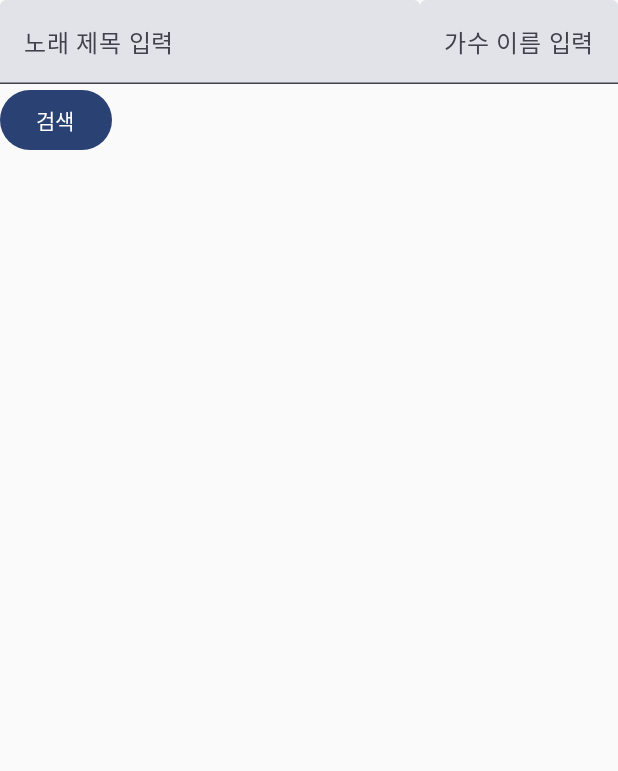
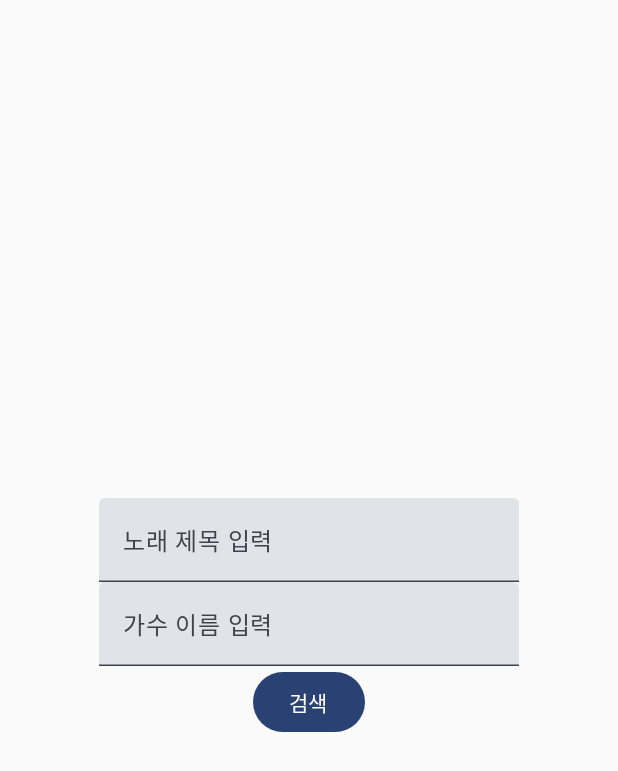
Before and after one commit to Han-418/songLyicsTranslation, an Android app built with Jetpack Compose: the screen it shows after launch (MainActivity), on a phone screen of 412 x 824 dp. Shown: the top 771 px of the screen. Run offline under Robolectric (Android 15) with nearby library versions, the phone set to English and light mode, and no system bars; our stand-ins replace Room's generated code.

Commit message:
Update: 24.01.06 11:10

```diff
--- /dev/null
+++ b/app/src/main/java/com/intel_Jan03/songlyicstranslation/AppDatabase.kt
@@ -0,0 +1,26 @@
+package com.intel_Jan03.songlyicstranslation
+
+import android.content.Context
+import androidx.room.Database
+import androidx.room.Room
+import androidx.room.RoomDatabase
+
+@Database(entities = [Music::class], version = 1)
+abstract class AppDatabase : RoomDatabase() {
+    abstract fun musicDao(): MusicDao
+}
+
+object Mydb {
+    @Volatile // 메인메모리에 올리는 역할
+    private var instance: AppDatabase? = null
+
+    fun getDatabase(context: Context): AppDatabase {
+        return instance ?: synchronized(this) {
+            Room.databaseBuilder(
+                context,
+                AppDatabase::class.java, "songLyicsTranslation.db" // db 이름은 프로젝트이름.db
+            ).build().also { instance = it }
+        }
+    }
+}
+// synchronized(this) 동시접근 제한
--- a/app/src/main/java/com/intel_Jan03/songlyicstranslation/MainActivity.kt
+++ b/app/src/main/java/com/intel_Jan03/songlyicstranslation/MainActivity.kt
@@ -4,6 +4,7 @@ import android.os.Bundle
 import androidx.activity.ComponentActivity
 import androidx.activity.compose.setContent
 import androidx.activity.enableEdgeToEdge
+import androidx.compose.foundation.layout.Arrangement
 import androidx.compose.foundation.layout.Column
 import androidx.compose.foundation.layout.Row
 import androidx.compose.foundation.layout.fillMaxSize
@@ -18,8 +19,10 @@ import androidx.compose.runtime.getValue
 import androidx.compose.runtime.mutableStateOf
 import androidx.compose.runtime.remember
 import androidx.compose.runtime.setValue
+import androidx.compose.ui.Alignment
 import androidx.compose.ui.Modifier
 import androidx.compose.ui.focus.focusModifier
+import androidx.compose.ui.platform.LocalContext
 import androidx.compose.ui.tooling.preview.Preview
 import com.intel_Jan03.songlyicstranslation.ui.theme.SongLyicsTranslationTheme
 
@@ -37,13 +40,14 @@ class MainActivity : ComponentActivity() {
 
 @Composable
 fun MainScreen() {
+    val context = LocalContext.current
+    val db = remember { Mydb.getDatabase(context) }
     var song by remember { mutableStateOf<String>("") }
     var singer by remember { mutableStateOf<String>("") }
     Column(
-        modifier = Modifier.fillMaxSize()
-    ) {
-        Row(
-            modifier = Modifier.fillMaxWidth()
+        modifier = Modifier.fillMaxSize(),
+        verticalArrangement = Arrangement.Center,
+        horizontalAlignment = Alignment.CenterHorizontally
     ) {
         TextField(
             value = song,
@@ -55,7 +59,6 @@ fun MainScreen() {
             onValueChange = { singer = it },
             label = { Text("가수 이름 입력") }
         )
-        }
         Button(onClick = {}) {
             Text("검색")
         }
--- /dev/null
+++ b/app/src/main/java/com/intel_Jan03/songlyicstranslation/MusicDao.kt
@@ -0,0 +1,18 @@
+package com.intel_Jan03.songlyicstranslation
+
+import androidx.room.Dao
+import androidx.room.Delete
+import androidx.room.Insert
+import androidx.room.Query
+
+@Dao
+interface MusicDao {
+    @Query("SELECT * FROM music")
+    fun getAll(): List<Music>
+
+    @Insert
+    fun insertAll(vararg music: Music)
+
+    @Delete
+    fun delete(music: Music)
+}
--- a/build.gradle.kts
+++ b/build.gradle.kts
@@ -3,4 +3,6 @@ plugins {
     alias(libs.plugins.android.application) apply false
     alias(libs.plugins.kotlin.android) apply false
     alias(libs.plugins.kotlin.compose) apply false
+
+    id("com.google.devtools.ksp") version "2.0.21-1.0.27" apply false
 }
```
Also changed, not shown: app/build.gradle.kts (+34 -2 lines), app/src/main/java/com/intel_Jan03/songlyicstranslation/Music.kt (added, +12 -0 lines). Lines whose indentation alone changed are shown as unchanged.
